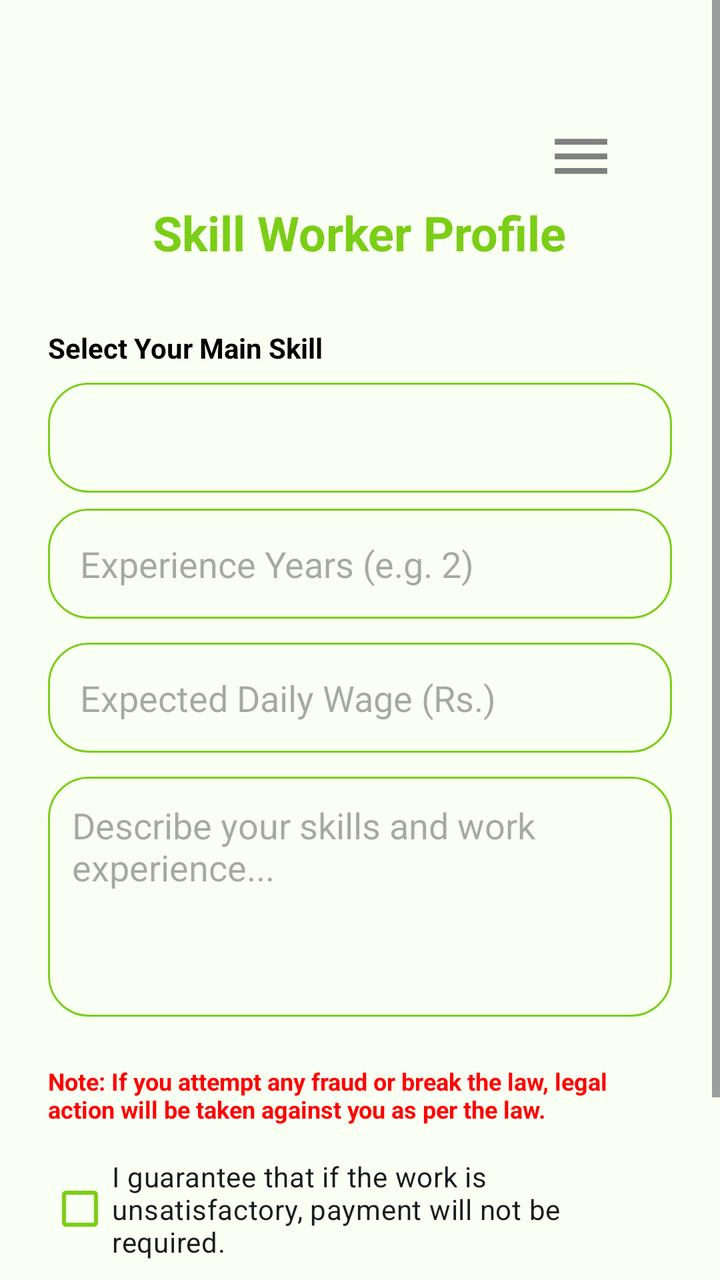
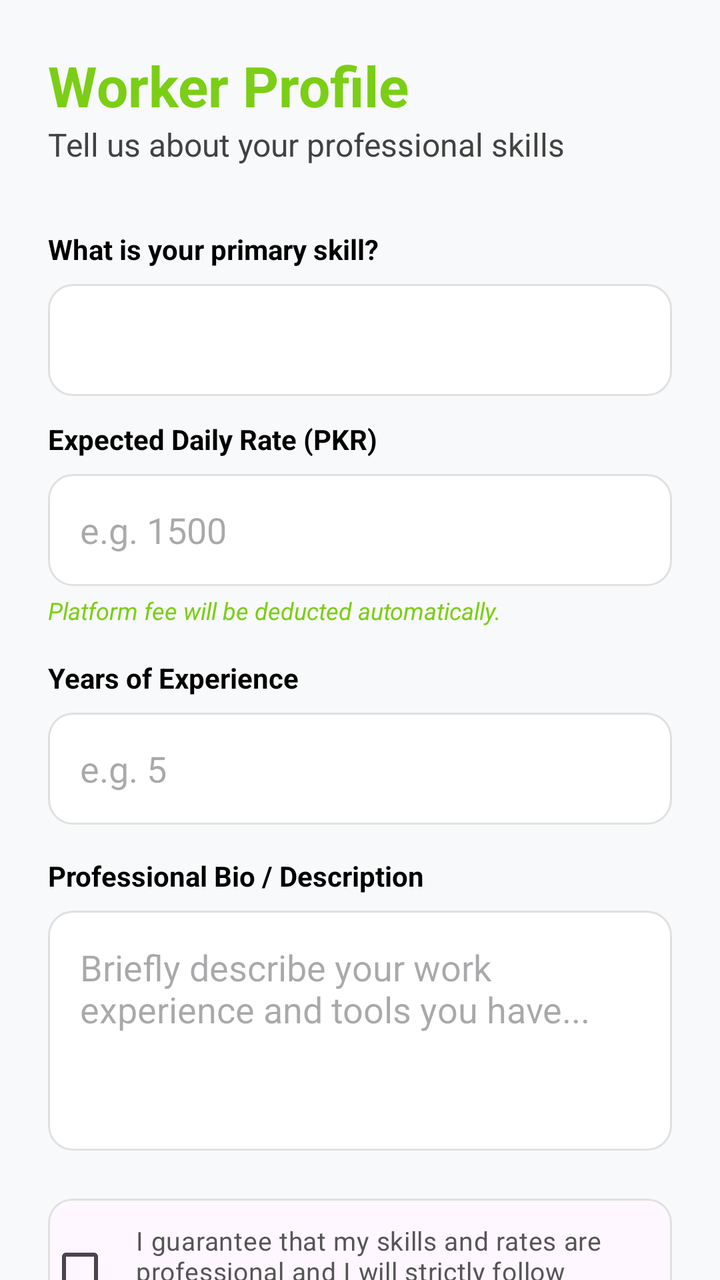

Two renders of the same Android screen: before a commit and after it. Below are the layout's source before the change and the commit's diff.
<!-- AndroidManifest.xml: application theme Theme.RozgarConnector -->
<!-- res/layout/activity_uneducated_worker_profile.xml -->
<?xml version="1.0" encoding="utf-8"?>
<ScrollView xmlns:android="http://schemas.android.com/apk/res/android"
    xmlns:app="http://schemas.android.com/apk/res-auto"
    android:layout_width="match_parent"
    android:layout_height="match_parent"
    android:background="@color/white"
    android:fillViewport="true">

    <LinearLayout
        android:layout_width="match_parent"
        android:layout_height="wrap_content"
        android:orientation="vertical"
        android:padding="24dp">
        <ImageView
            android:id="@+id/btnSettings"
            android:layout_width="43dp"
            android:layout_height="44dp"
            android:layout_marginTop="32dp"
            android:layout_marginEnd="24dp"
            android:layout_gravity="end"
            android:padding="4dp"
            android:src="@drawable/ic_menu"
            app:layout_constraintEnd_toEndOf="parent"
            app:layout_constraintTop_toTopOf="parent"
            app:tint="@color/grey" />
        <TextView
            android:layout_width="wrap_content"
            android:layout_height="wrap_content"
            android:text="Skill Worker Profile"
            android:textColor="@color/primary_green"
            android:textSize="24sp"
            android:textStyle="bold"
            android:layout_gravity="center"
            android:layout_marginBottom="32dp"/>

        <TextView
            android:layout_width="wrap_content"
            android:layout_height="wrap_content"
            android:text="Select Your Main Skill"
            android:textColor="@color/black"
            android:textSize="14sp"
            android:textStyle="bold"
            android:layout_marginBottom="8dp"/>

        <Spinner
            android:id="@+id/spinnerSkill"
            android:layout_width="match_parent"
            android:layout_height="55dp"
            android:background="@drawable/edittext_border"
            android:layout_marginBottom="8dp"/>

        <EditText
            android:id="@+id/etCustomSkill"
            android:layout_width="match_parent"
            android:layout_height="55dp"
            android:hint="Enter your skill name..."
            android:background="@drawable/edittext_border"
            android:paddingStart="16dp"
            android:visibility="gone"
            android:layout_marginBottom="12dp"/>

        <EditText
            android:id="@+id/etExperienceYears"
            android:layout_width="match_parent"
            android:layout_height="55dp"
            android:hint="Experience Years (e.g. 2)"
            android:inputType="number"
            android:background="@drawable/edittext_border"
            android:paddingStart="16dp"
            android:layout_marginBottom="12dp"/>

        <EditText
            android:id="@+id/etLastWorkPlace"
            android:layout_width="match_parent"
            android:layout_height="55dp"
            android:hint="Where did you work last?"
            android:background="@drawable/edittext_border"
            android:paddingStart="16dp"
            android:visibility="gone"
            android:layout_marginBottom="12dp"/>

        <EditText
            android:id="@+id/etDailyRate"
            android:layout_width="match_parent"
            android:layout_height="55dp"
            android:hint="Expected Daily Wage (Rs.)"
            android:inputType="number"
            android:background="@drawable/edittext_border"
            android:paddingStart="16dp"
            android:layout_marginBottom="12dp"/>

        <EditText
            android:id="@+id/etProfessionalDescription"
            android:layout_width="match_parent"
            android:layout_height="120dp"
            android:hint="Describe your skills and work experience..."
            android:gravity="top"
            android:padding="12dp"
            android:background="@drawable/edittext_border"
            android:layout_marginBottom="24dp"/>

        <TextView
            android:layout_width="match_parent"
            android:layout_height="wrap_content"
            android:text="Note: If you attempt any fraud or break the law, legal action will be taken against you as per the law."
            android:textColor="@color/red"
            android:textSize="12sp"
            android:textStyle="bold"
            android:layout_marginBottom="16dp" />

        <CheckBox
            android:id="@+id/cbTerms"
            android:layout_width="match_parent"
            android:layout_height="wrap_content"
            android:text="I guarantee that if the work is unsatisfactory, payment will not be required."
            android:layout_marginBottom="32dp"
            android:buttonTint="@color/primary_green"/>

        <Button
            android:id="@+id/btnSaveProfile"
            android:layout_width="match_parent"
            android:layout_height="60dp"
            android:text="SAVE PROFILE"
            android:textStyle="bold"
            android:background="@drawable/glass_bg"
            app:cornerRadius="12dp"/>

    </LinearLayout>
</ScrollView>
<!-- resources referenced by this layout -->
<resources>
  <color name="black">#FF000000</color>
  <color name="grey">#808080</color>
  <color name="primary_green">#7BCE16</color>
  <color name="red">#FF0000</color>
  <color name="white">#FAFFF3</color>
  <!-- drawable edittext_border (drawable) -->
  <shape xmlns:android="http://schemas.android.com/apk/res/android">
      <stroke android:width="1dp" android:color="#7BCE16"/>
      <corners android:radius="20dp"/>
      <padding android:left="10dp" android:right="10dp"/>
  </shape>
  <!-- drawable glass_bg (drawable) -->
  <?xml version="1.0" encoding="utf-8"?>
  <shape xmlns:android="http://schemas.android.com/apk/res/android">
  
      <solid android:color="#7BCE16" />
  
      <corners android:radius="30dp" />
  
  
      <stroke
          android:width="4dp"
          android:color="#A22B6D14"/>
  </shape>
  <!-- drawable ic_menu (drawable) -->
  <vector xmlns:android="http://schemas.android.com/apk/res/android"
      android:width="24dp"
      android:height="24dp"
      android:viewportWidth="24"
      android:viewportHeight="24">
      <path
          android:fillColor="#000000"
          android:pathData="M3,18h18v-2H3v2zM3,13h18v-2H3v2zM3,6v2h18V6H3z" />
  </vector>
  <style name="Theme.RozgarConnector" parent="Base.Theme.RozgarConnector" />
  <style name="Base.Theme.RozgarConnector" parent="Theme.Material3.DayNight.NoActionBar">
          
          <item name="colorPrimary">@color/primary_green</item>
      </style>
</resources>

<!-- the commit's change to res/layout/activity_uneducated_worker_profile.xml (unified diff, before → after) -->
@@ -1,9 +1,10 @@
 <?xml version="1.0" encoding="utf-8"?>
-<ScrollView xmlns:android="http://schemas.android.com/apk/res/android"
+<androidx.core.widget.NestedScrollView xmlns:android="http://schemas.android.com/apk/res/android"
     xmlns:app="http://schemas.android.com/apk/res-auto"
+    xmlns:tools="http://schemas.android.com/tools"
     android:layout_width="match_parent"
     android:layout_height="match_parent"
-    android:background="@color/white"
+    android:background="#F8F9FA"
     android:fillViewport="true">
 
     <LinearLayout
@@ -11,119 +12,159 @@
         android:layout_height="wrap_content"
         android:orientation="vertical"
         android:padding="24dp">
-        <ImageView
-            android:id="@+id/btnSettings"
-            android:layout_width="43dp"
-            android:layout_height="44dp"
-            android:layout_marginTop="32dp"
-            android:layout_marginEnd="24dp"
-            android:layout_gravity="end"
-            android:padding="4dp"
-            android:src="@drawable/ic_menu"
-            app:layout_constraintEnd_toEndOf="parent"
-            app:layout_constraintTop_toTopOf="parent"
-            app:tint="@color/grey" />
-        <TextView
-            android:layout_width="wrap_content"
-            android:layout_height="wrap_content"
-            android:text="Skill Worker Profile"
-            android:textColor="@color/primary_green"
-            android:textSize="24sp"
-            android:textStyle="bold"
-            android:layout_gravity="center"
-            android:layout_marginBottom="32dp"/>
 
         <TextView
             android:layout_width="wrap_content"
             android:layout_height="wrap_content"
-            android:text="Select Your Main Skill"
+            android:text="Worker Profile"
+            android:textColor="@color/primary_green"
+            android:textSize="28sp"
+            android:textStyle="bold" />
+
+        <TextView
+            android:layout_width="wrap_content"
+            android:layout_height="wrap_content"
+            android:layout_marginBottom="32dp"
+            android:text="Tell us about your professional skills"
+            android:textColor="@color/dark_grey"
+            android:textSize="16sp" />
+
+        
+        <TextView
+            android:layout_width="wrap_content"
+            android:layout_height="wrap_content"
+            android:layout_marginBottom="8dp"
+            android:text="What is your primary skill?"
             android:textColor="@color/black"
-            android:textSize="14sp"
-            android:textStyle="bold"
-            android:layout_marginBottom="8dp"/>
+            android:textStyle="bold" />
 
         <Spinner
             android:id="@+id/spinnerSkill"
             android:layout_width="match_parent"
-            android:layout_height="55dp"
-            android:background="@drawable/edittext_border"
-            android:layout_marginBottom="8dp"/>
+            android:layout_height="56dp"
+            android:layout_marginBottom="12dp"
+            android:background="@drawable/edit_text_background" />
 
         <EditText
             android:id="@+id/etCustomSkill"
             android:layout_width="match_parent"
-            android:layout_height="55dp"
-            android:hint="Enter your skill name..."
-            android:background="@drawable/edittext_border"
-            android:paddingStart="16dp"
-            android:visibility="gone"
-            android:layout_marginBottom="12dp"/>
+            android:layout_height="56dp"
+            android:layout_marginBottom="16dp"
+            android:background="@drawable/edit_text_background"
+            android:hint="Enter your skill (e.g. Plumber)"
+            android:paddingHorizontal="16dp"
+            android:visibility="gone" />
+
+        
+        <TextView
+            android:layout_width="wrap_content"
+            android:layout_height="wrap_content"
+            android:layout_marginBottom="8dp"
+            android:text="Expected Daily Rate (PKR)"
+            android:textColor="@color/black"
+            android:textStyle="bold" />
+
+        <EditText
+            android:id="@+id/etDailyRate"
+            android:layout_width="match_parent"
+            android:layout_height="56dp"
+            android:background="@drawable/edit_text_background"
+            android:hint="e.g. 1500"
+            android:inputType="number"
+            android:paddingHorizontal="16dp" />
+
+        
+        <TextView
+            android:id="@+id/tvCommissionInfo"
+            android:layout_width="match_parent"
+            android:layout_height="wrap_content"
+            android:layout_marginTop="4dp"
+            android:layout_marginBottom="16dp"
+            android:text="Platform fee will be deducted automatically."
+            android:textColor="@color/primary_green"
+            android:textSize="12sp"
+            android:textStyle="italic" />
+
+        
+        <TextView
+            android:layout_width="wrap_content"
+            android:layout_height="wrap_content"
+            android:layout_marginBottom="8dp"
+            android:text="Years of Experience"
+            android:textColor="@color/black"
+            android:textStyle="bold" />
 
         <EditText
             android:id="@+id/etExperienceYears"
             android:layout_width="match_parent"
-            android:layout_height="55dp"
-            android:hint="Experience Years (e.g. 2)"
+            android:layout_height="56dp"
+            android:layout_marginBottom="16dp"
+            android:background="@drawable/edit_text_background"
+            android:hint="e.g. 5"
             android:inputType="number"
-            android:background="@drawable/edittext_border"
-            android:paddingStart="16dp"
-            android:layout_marginBottom="12dp"/>
+            android:paddingHorizontal="16dp" />
 
         <EditText
             android:id="@+id/etLastWorkPlace"
             android:layout_width="match_parent"
-            android:layout_height="55dp"
-            android:hint="Where did you work last?"
-            android:background="@drawable/edittext_border"
-            android:paddingStart="16dp"
-            android:visibility="gone"
-            android:layout_marginBottom="12dp"/>
+            android:layout_height="56dp"
+            android:layout_marginBottom="16dp"
+            android:background="@drawable/edit_text_background"
+            android:hint="Last workplace (Company/Site)"
+            android:paddingHorizontal="16dp"
+            android:visibility="gone" />
 
-        <EditText
-            android:id="@+id/etDailyRate"
-            android:layout_width="match_parent"
-            android:layout_height="55dp"
-            android:hint="Expected Daily Wage (Rs.)"
-            android:inputType="number"
-            android:background="@drawable/edittext_border"
-            android:paddingStart="16dp"
-            android:layout_marginBottom="12dp"/>
+        
+        <TextView
+            android:layout_width="wrap_content"
+            android:layout_height="wrap_content"
+            android:layout_marginBottom="8dp"
+            android:text="Professional Bio / Description"
+            android:textColor="@color/black"
+            android:textStyle="bold" />
 
         <EditText
             android:id="@+id/etProfessionalDescription"
             android:layout_width="match_parent"
             android:layout_height="120dp"
-            android:hint="Describe your skills and work experience..."
+            android:layout_marginBottom="24dp"
+            android:background="@drawable/edit_text_background"
             android:gravity="top"
-            android:padding="12dp"
-            android:background="@drawable/edittext_border"
-            android:layout_marginBottom="24dp"/>
+            android:hint="Briefly describe your work experience and tools you have..."
+            android:inputType="textMultiLine"
+            android:padding="16dp" />
 
-        <TextView
+        
+        <com.google.android.material.card.MaterialCardView
             android:layout_width="match_parent"
             android:layout_height="wrap_content"
-            android:text="Note: If you attempt any fraud or break the law, legal action will be taken against you as per the law."
-            android:textColor="@color/red"
-            android:textSize="12sp"
-            android:textStyle="bold"
-            android:layout_marginBottom="16dp" />
+            android:layout_marginBottom="32dp"
+            app:cardCornerRadius="12dp"
+            app:cardElevation="0dp"
+            app:strokeColor="#E0E0E0"
+            app:strokeWidth="1dp">
 
-        <CheckBox
-            android:id="@+id/cbTerms"
-            android:layout_width="match_parent"
-            android:layout_height="wrap_content"
-            android:text="I guarantee that if the work is unsatisfactory, payment will not be required."
-            android:layout_marginBottom="32dp"
-            android:buttonTint="@color/primary_green"/>
+            <CheckBox
+                android:id="@+id/cbTerms"
+                android:layout_width="match_parent"
+                android:layout_height="wrap_content"
+                android:padding="12dp"
+                android:text="I guarantee that my skills and rates are professional and I will strictly follow platform rules."
+                android:textColor="#555555"
+                android:textSize="13sp" />
+        </com.google.android.material.card.MaterialCardView>
 
-        <Button
+        <com.google.android.material.button.MaterialButton
             android:id="@+id/btnSaveProfile"
             android:layout_width="match_parent"
             android:layout_height="60dp"
+            android:backgroundTint="@color/primary_green"
             android:text="SAVE PROFILE"
+            android:textAllCaps="true"
+            android:textColor="@color/white"
+            android:textSize="16sp"
             android:textStyle="bold"
-            android:background="@drawable/glass_bg"
-            app:cornerRadius="12dp"/>
+            app:cornerRadius="16dp" />
 
     </LinearLayout>
-</ScrollView>
+</androidx.core.widget.NestedScrollView>
<!-- resource entries referenced after the edit -->
@@ -1,39 +1,18 @@
 <!-- resources referenced by this layout -->
 <resources>
   <color name="black">#FF000000</color>
-  <color name="grey">#808080</color>
+  <color name="dark_grey">#424242</color>
   <color name="primary_green">#7BCE16</color>
-  <color name="red">#FF0000</color>
   <color name="white">#FAFFF3</color>
-  <!-- drawable edittext_border (drawable) -->
-  <shape xmlns:android="http://schemas.android.com/apk/res/android">
-      <stroke android:width="1dp" android:color="#7BCE16"/>
-      <corners android:radius="20dp"/>
-      <padding android:left="10dp" android:right="10dp"/>
-  </shape>
-  <!-- drawable glass_bg (drawable) -->
+  <!-- drawable edit_text_background (drawable) -->
   <?xml version="1.0" encoding="utf-8"?>
   <shape xmlns:android="http://schemas.android.com/apk/res/android">
-  
-      <solid android:color="#7BCE16" />
-  
-      <corners android:radius="30dp" />
-  
-  
+      <solid android:color="#FFFFFF" />
+      <corners android:radius="12dp" />
       <stroke
-          android:width="4dp"
-          android:color="#A22B6D14"/>
+          android:width="1dp"
+          android:color="#E0E0E0" />
   </shape>
-  <!-- drawable ic_menu (drawable) -->
-  <vector xmlns:android="http://schemas.android.com/apk/res/android"
-      android:width="24dp"
-      android:height="24dp"
-      android:viewportWidth="24"
-      android:viewportHeight="24">
-      <path
-          android:fillColor="#000000"
-          android:pathData="M3,18h18v-2H3v2zM3,13h18v-2H3v2zM3,6v2h18V6H3z" />
-  </vector>
   <style name="Theme.RozgarConnector" parent="Base.Theme.RozgarConnector" />
   <style name="Base.Theme.RozgarConnector" parent="Theme.Material3.DayNight.NoActionBar">
           
